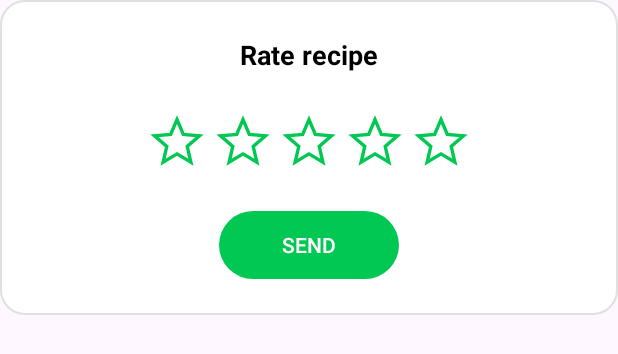
After one commit to tranduyloc895/FoodApp, an Android app: the layout dialog_rate_recipe.xml on its own in the app's theme, with its tools: preview values and no code run, on a phone screen of 412 x 824 dp. The commit adds this screen. Shown: the top 354 px of the screen. Run offline under Robolectric (Android 15) with nearby library versions, the phone set to English and light mode, and no system bars.

Commit message:
feat(recipe): add rating to model recipe

```diff
--- /dev/null
+++ b/app/src/main/res/drawable/ic_star_filled.xml
@@ -0,0 +1,10 @@
+<?xml version="1.0" encoding="utf-8"?>
+<vector xmlns:android="http://schemas.android.com/apk/res/android"
+    android:width="36dp"
+    android:height="36dp"
+    android:viewportWidth="24"
+    android:viewportHeight="24">
+    <path
+        android:fillColor="#00C853"
+        android:pathData="M12,17.27L18.18,21l-1.64,-7.03L22,9.24l-7.19,-0.61L12,2 9.19,8.63 2,9.24l5.46,4.73L5.82,21z"/>
+</vector>
--- /dev/null
+++ b/app/src/main/res/drawable/ic_star_outline.xml
@@ -0,0 +1,12 @@
+<?xml version="1.0" encoding="utf-8"?>
+<vector xmlns:android="http://schemas.android.com/apk/res/android"
+    android:width="36dp"
+    android:height="36dp"
+    android:viewportWidth="24"
+    android:viewportHeight="24">
+    <path
+        android:strokeWidth="1.5"
+        android:strokeColor="#00C853"
+        android:fillColor="#00000000"
+        android:pathData="M12,17.27L18.18,21l-1.64,-7.03L22,9.24l-7.19,-0.61L12,2 9.19,8.63 2,9.24l5.46,4.73L5.82,21z"/>
+</vector>
--- /dev/null
+++ b/app/src/main/res/drawable/send_button_disable.xml
@@ -0,0 +1,6 @@
+<?xml version="1.0" encoding="utf-8"?>
+<shape xmlns:android="http://schemas.android.com/apk/res/android"
+    android:shape="rectangle">
+    <solid android:color="#E0E0E0" />
+    <corners android:radius="24dp" />
+</shape>
--- /dev/null
+++ b/app/src/main/res/drawable/send_button_enable.xml
@@ -0,0 +1,6 @@
+<?xml version="1.0" encoding="utf-8"?>
+<shape xmlns:android="http://schemas.android.com/apk/res/android"
+    android:shape="rectangle">
+    <solid android:color="#00C853" />
+    <corners android:radius="24dp" />
+</shape>
--- /dev/null
+++ b/app/src/main/res/drawable/star_selector.xml
@@ -0,0 +1,5 @@
+<?xml version="1.0" encoding="utf-8"?>
+<selector xmlns:android="http://schemas.android.com/apk/res/android">
+    <item android:drawable="@drawable/ic_star_filled" android:state_selected="true" />
+    <item android:drawable="@drawable/ic_star_outline" />
+</selector>
--- /dev/null
+++ b/app/src/main/res/layout/dialog_rate_recipe.xml
@@ -0,0 +1,95 @@
+<?xml version="1.0" encoding="utf-8"?>
+<LinearLayout xmlns:android="http://schemas.android.com/apk/res/android"
+    xmlns:tools="http://schemas.android.com/tools"
+    android:layout_width="match_parent"
+    android:layout_height="wrap_content"
+    android:orientation="vertical"
+    android:padding="24dp"
+    android:background="@drawable/chip_background"
+    android:gravity="center">
+
+    <!-- Dialog Title -->
+    <TextView
+        android:id="@+id/tvRateTitle"
+        android:layout_width="wrap_content"
+        android:layout_height="wrap_content"
+        android:text="Rate recipe"
+        android:textSize="18sp"
+        android:textColor="@android:color/black"
+        android:textStyle="bold"
+        android:layout_marginBottom="24dp" />
+
+    <!-- Star Rating Layout -->
+    <LinearLayout
+        android:layout_width="wrap_content"
+        android:layout_height="wrap_content"
+        android:orientation="horizontal"
+        android:layout_marginBottom="24dp">
+
+        <ImageView
+            android:id="@+id/star1"
+            android:layout_width="wrap_content"
+            android:layout_height="wrap_content"
+            android:src="@drawable/star_selector"
+            android:padding="4dp"
+            android:clickable="true"
+            android:focusable="true" />
+
+        <ImageView
+            android:id="@+id/star2"
+            android:layout_width="wrap_content"
+            android:layout_height="wrap_content"
+            android:src="@drawable/star_selector"
+            android:padding="4dp"
+            android:clickable="true"
+            android:focusable="true" />
+
+        <ImageView
+            android:id="@+id/star3"
+            android:layout_width="wrap_content"
+            android:layout_height="wrap_content"
+            android:src="@drawable/star_selector"
+            android:padding="4dp"
+            android:clickable="true"
+            android:focusable="true" />
+
+        <ImageView
+            android:id="@+id/star4"
+            android:layout_width="wrap_content"
+            android:layout_height="wrap_content"
+            android:src="@drawable/star_selector"
+            android:padding="4dp"
+            android:clickable="true"
+            android:focusable="true" />
+
+        <ImageView
+            android:id="@+id/star5"
+            android:layout_width="wrap_content"
+            android:layout_height="wrap_content"
+            android:src="@drawable/star_selector"
+            android:padding="4dp"
+            android:clickable="true"
+            android:focusable="true" />
+    </LinearLayout>
+
+    <ProgressBar
+        android:id="@+id/progressBar"
+        android:layout_width="36dp"
+        android:layout_height="36dp"
+        android:layout_marginBottom="16dp"
+        android:visibility="gone"
+        android:indeterminateTint="#00C853" />
+
+    <!-- Send Button -->
+    <androidx.appcompat.widget.AppCompatButton
+        android:id="@+id/btnSendRating"
+        android:layout_width="120dp"
+        android:layout_height="45dp"
+        android:text="Send"
+        android:textColor="@android:color/white"
+        android:background="@drawable/send_button_enable"
+        android:enabled="false" />
+
+
+
+</LinearLayout>
```
Also changed, not shown: app/src/main/java/api/ApiService.java (+8 -0 lines), app/src/main/java/com/example/appfood/CommentsRecipe.java (+6 -2 lines), app/src/main/java/com/example/appfood/MainRecipe.java (+150 -2 lines), app/src/main/java/com/example/appfood/SignInActivity.java (+42 -36 lines), app/src/main/res/layout/activity_login.xml (+8 -8 lines), app/src/main/res/layout/button_loading.xml (added, +27 -0 lines).
